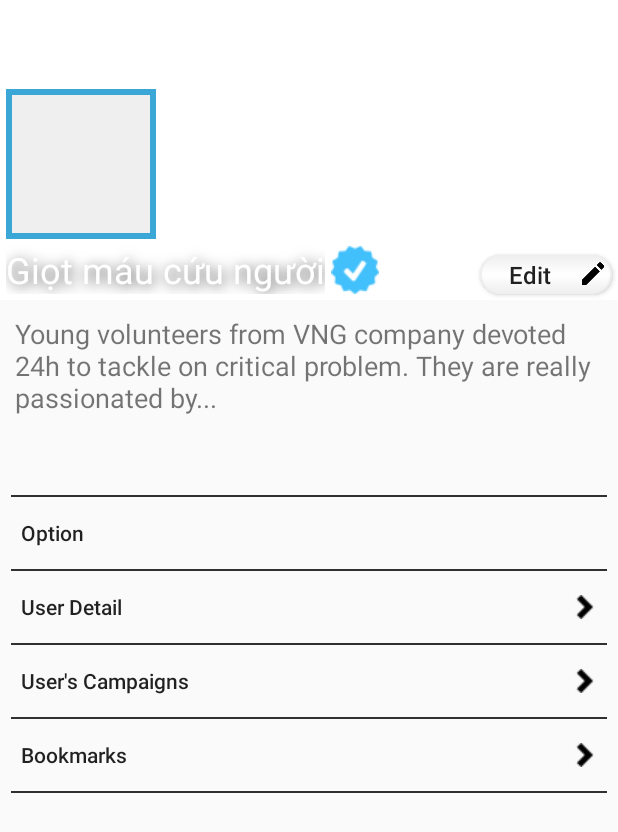
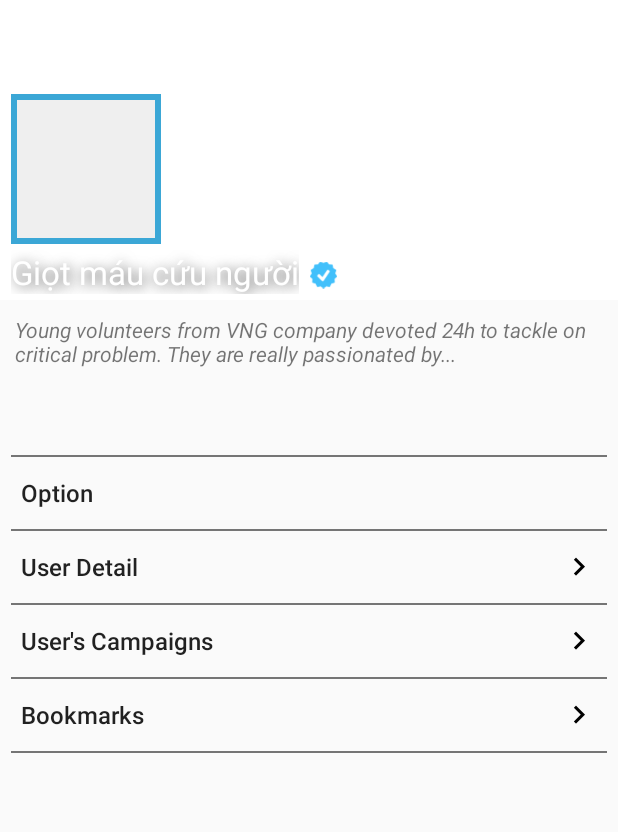
Before and after one commit to kennguyenbkpro/dontbesilent, an Android app: the FragmentInfo screen opened directly, with no data from a screen before it, on a phone screen of 412 x 824 dp. Shown: the top 832 px of the screen. Run offline under Robolectric (Android 15) with nearby library versions, the phone set to English and light mode, and no system bars; our stand-ins replace Firebase (no records; nobody signed in at launch, a user with empty details on screens opened directly), Picasso; pictures from the network do not load.

Commit message:
update user info

```diff
--- a/DontBeSilent/app/src/main/res/layout/user_info_tab_layout.xml
+++ b/DontBeSilent/app/src/main/res/layout/user_info_tab_layout.xml
@@ -21,10 +21,10 @@
                 android:id="@+id/name_tv"
                 android:layout_alignParentBottom="true"
                 android:layout_alignParentLeft="true"
-                android:layout_marginLeft="4dip"
+                android:layout_marginLeft="7dip"
                 android:layout_marginBottom="4dip"
                 android:textColor="#FFFFFF"
-                android:textSize="24sp"
+                android:textSize="22sp"
                 android:layout_width="wrap_content"
                 android:layout_height="wrap_content"
                 android:shadowRadius="10"
@@ -37,13 +37,14 @@
                 android:src="@drawable/checked"
                 android:layout_toRightOf="@id/name_tv"
                 android:layout_alignParentBottom="true"
-                android:layout_marginLeft="4dip"
-                android:layout_marginBottom="4dip"
-                android:layout_width="wrap_content"
-                android:layout_height="wrap_content" />
+                android:layout_alignTop="@id/name_tv"
+                android:layout_alignBottom="@id/name_tv"
+                android:layout_marginLeft="7dip"
+                android:layout_width="18dp"
+                android:layout_height="18dp" />
 
             <FrameLayout
-                android:layout_marginLeft="4dip"
+                android:layout_marginLeft="7dip"
                 android:layout_marginBottom="4dip"
                 android:layout_alignParentLeft="true"
                 android:layout_above="@id/name_tv"
@@ -61,6 +62,7 @@
             </FrameLayout>
 
             <Button
+                android:visibility="gone"
                 android:text="Edit"
                 android:textSize="16sp"
                 android:textAllCaps="false"
@@ -87,7 +89,8 @@
                 <TextView
                     android:id="@+id/description_tv"
                     android:text="Young volunteers from VNG company devoted 24h to tackle on critical problem. They are really passionated by..."
-                    android:textSize="18sp"
+                    android:textSize="14sp"
+                    android:textStyle="italic"
                     android:padding="10dip"
                     android:minLines="5"
                     android:layout_width="match_parent"
@@ -95,12 +98,13 @@
                 <View
                     android:layout_width="match_parent"
                     android:layout_height="1dp"
-                    android:background="#DD121212"
+                    android:background="#AA343434"
                     android:layout_marginLeft="7dp"
                     android:layout_marginRight="7dp"
                     />
                 <Button
                     android:text="Option"
+                    android:textSize="16sp"
                     android:textAllCaps="false"
                     android:gravity="left|center_vertical"
                     android:background="#00FFFFFF"
@@ -111,13 +115,14 @@
                 <View
                     android:layout_width="match_parent"
                     android:layout_height="1dp"
-                    android:background="#DD121212"
+                    android:background="#AA343434"
                     android:layout_marginLeft="7dp"
                     android:layout_marginRight="7dp"
                     />
                 <Button
                     android:text="User Detail"
-                    android:drawableRight="@drawable/right_arrow"
+                    android:textSize="16sp"
+                    android:drawableRight="@drawable/ic_keyboard_arrow_right_black_24dp"
                     android:textAllCaps="false"
                     android:gravity="left|center_vertical"
                     android:background="#00FFFFFF"
@@ -128,14 +133,15 @@
                 <View
                     android:layout_width="match_parent"
                     android:layout_height="1dp"
-                    android:background="#DD121212"
+                    android:background="#AA343434"
                     android:layout_marginLeft="7dp"
                     android:layout_marginRight="7dp"
                     />
                 <Button
                     android:id="@+id/user_campaign"
+                    android:textSize="16sp"
                     android:text="User's Campaigns"
-                    android:drawableRight="@drawable/right_arrow"
+                    android:drawableRight="@drawable/ic_keyboard_arrow_right_black_24dp"
                     android:textAllCaps="false"
                     android:gravity="left|center_vertical"
                     android:background="#00FFFFFF"
@@ -146,13 +152,14 @@
                 <View
                     android:layout_width="match_parent"
                     android:layout_height="1dp"
-                    android:background="#DD121212"
+                    android:background="#AA343434"
                     android:layout_marginLeft="7dp"
                     android:layout_marginRight="7dp"
                     />
                 <Button
                     android:text="Bookmarks"
-                    android:drawableRight="@drawable/right_arrow"
+                    android:textSize="16sp"
+                    android:drawableRight="@drawable/ic_keyboard_arrow_right_black_24dp"
                     android:textAllCaps="false"
                     android:gravity="left|center_vertical"
                     android:background="#00FFFFFF"
@@ -163,7 +170,7 @@
                 <View
                     android:layout_width="match_parent"
                     android:layout_height="1dp"
-                    android:background="#DD121212"
+                    android:background="#AA343434"
                     android:layout_marginLeft="7dp"
                     android:layout_marginRight="7dp"
                     />
```
Also changed, not shown: DontBeSilent/app/src/main/res/drawable-hdpi/ic_keyboard_arrow_right_black_18dp.png (added), DontBeSilent/app/src/main/res/drawable-hdpi/ic_keyboard_arrow_right_black_24dp.png (added), DontBeSilent/app/src/main/res/drawable-mdpi/ic_keyboard_arrow_right_black_18dp.png (added), DontBeSilent/app/src/main/res/drawable-mdpi/ic_keyboard_arrow_right_black_24dp.png (added), DontBeSilent/app/src/main/res/drawable-xhdpi/ic_keyboard_arrow_right_black_18dp.png (added), DontBeSilent/app/src/main/res/drawable-xhdpi/ic_keyboard_arrow_right_black_24dp.png (added), DontBeSilent/app/src/main/res/drawable-xxhdpi/ic_keyboard_arrow_right_black_18dp.png (added), DontBeSilent/app/src/main/res/drawable-xxhdpi/ic_keyboard_arrow_right_black_24dp.png (added), DontBeSilent/app/src/main/res/drawable-xxxhdpi/ic_keyboard_arrow_right_black_18dp.png (added), DontBeSilent/app/src/main/res/drawable-xxxhdpi/ic_keyboard_arrow_right_black_24dp.png (added).
